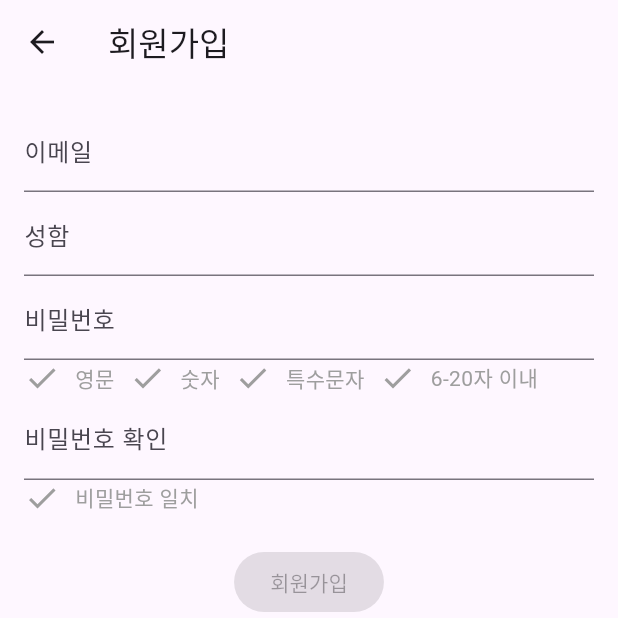
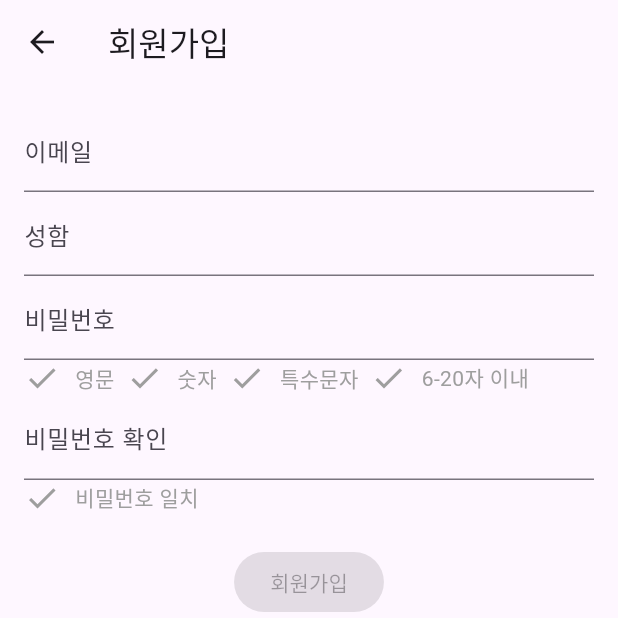
Before and after one commit to choihojean/fitnessapp_capstone, a Flutter app: the SignupPage screen opened by its route, on a phone screen of 412 x 824 dp, the top half of it. Run offline on Flutter 3.47's test engine with Material 3 defaults, Android fonts, the phone set to English and light mode, and no system bars; our stand-ins replace flutter_dotenv, image_picker, shared_preferences, sqflite, table_calendar; accounts and stored records are empty.

Commit message:
fix: 회원가입 페이지 및 ai추천 루틴 다이얼로그 오버플로우 수정

```diff
--- a/knufit/lib/auth/signup_page.dart
+++ b/knufit/lib/auth/signup_page.dart
@@ -140,11 +140,11 @@ class _SignupPageState extends State<SignupPage> {
         Row(
           children: [
             _buildCriteriaRow('영문', _hasUppercase),
-            SizedBox(width: 10),
+            SizedBox(width: 8),
             _buildCriteriaRow('숫자', _hasDigits),
-            SizedBox(width: 10),
+            SizedBox(width: 8),
             _buildCriteriaRow('특수문자', _hasSpecialCharacters),
-            SizedBox(width: 10),
+            SizedBox(width: 8),
             _buildCriteriaRow('6-20자 이내', _hasValidLength),
           ],
         ),
--- a/knufit/lib/screen/ai_screen/screen_ai.dart
+++ b/knufit/lib/screen/ai_screen/screen_ai.dart
@@ -63,7 +63,8 @@ class _ScreenAIState extends State<ScreenAI> {
       builder: (BuildContext context) {
         return AlertDialog(
           title: Text('사용자 정보 입력'),
-          content: Form(
+          content: SingleChildScrollView( // 여기 추가
+          child: Form(
             key: _formKey,
             child: Column(
               mainAxisSize: MainAxisSize.min,
@@ -91,6 +92,7 @@ class _ScreenAIState extends State<ScreenAI> {
               ],
             ),
           ),
+        ),
           actions: [
             TextButton(
               onPressed: () {
```
